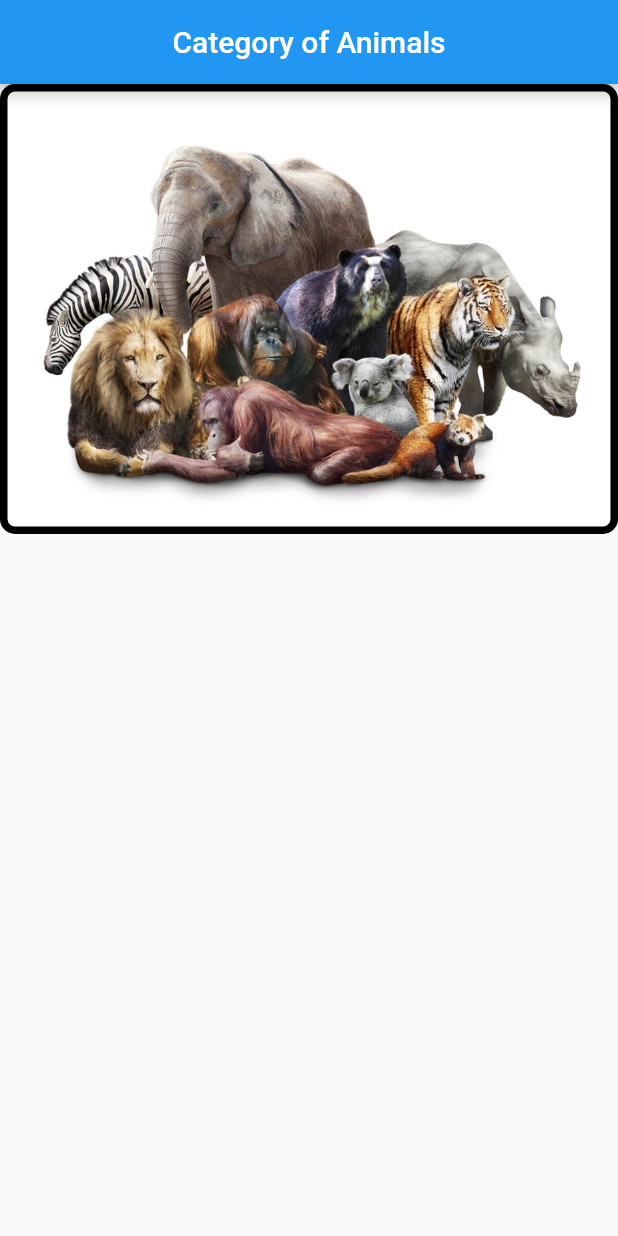
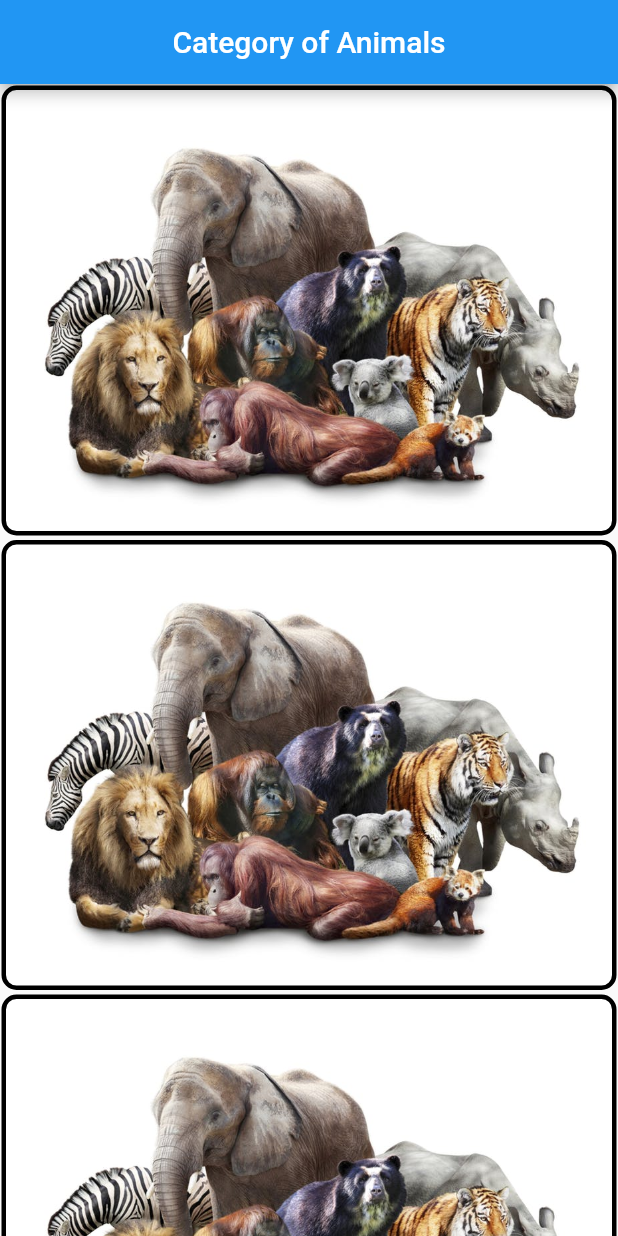
Before and after one commit to RajdeepThakare/Animal-Sounds, a Flutter app: the screen it shows after launch, on a phone screen of 412 x 824 dp. Run offline on Flutter 3.47's test engine with Material 2 defaults, Android fonts, the phone set to English and light mode, and no system bars.

Commit message:
height and padding

```diff
--- a/lib/pages/category.dart
+++ b/lib/pages/category.dart
@@ -14,15 +14,18 @@ class _CategoryState extends State<Category> {
         title: Text("Category of Animals"),
         centerTitle: true,
       ),
-      body: Column(
+      body: SingleChildScrollView(
+              child: Column(
           mainAxisAlignment: MainAxisAlignment.start,
           crossAxisAlignment: CrossAxisAlignment.stretch,
           children: <Widget>[
-          Container(
+            Padding(
+              padding: const EdgeInsets.fromLTRB(1, 1, 1, 1),
+              child: Container(
                 height: 300,
                 width: 300,
                 decoration: BoxDecoration(
-              border: Border.all(width: 5),
+                  border: Border.all(width: 3),
                   borderRadius: BorderRadius.all(
                       Radius.circular(10) //         <--- border radius here
                       ),
@@ -38,7 +41,57 @@ class _CategoryState extends State<Category> {
                   child: null,
                 ),
               ),
+            ),
+            SizedBox(height: 1),
+            Padding(
+              padding: const EdgeInsets.fromLTRB(1, 1, 1, 1),
+              child: Container(
+                height: 300,
+                width: 300,
+                decoration: BoxDecoration(
+                  border: Border.all(width: 3),
+                  borderRadius: BorderRadius.all(
+                      Radius.circular(10) //         <--- border radius here
+                      ),
+                  image: DecorationImage(
+                    image: AssetImage('assets/images/Mammals.jpg'),
+                  ),
+                ),
+                child: FlatButton(
+                  padding: EdgeInsets.all(0.0),
+                  onPressed: () {
+                    Navigator.pushNamed(context, '/mammals');
+                  },
+                  child: null,
+                ),
+              ),
+            ),
+            SizedBox(height: 1),
+            Padding(
+              padding: const EdgeInsets.fromLTRB(1, 1, 1, 1),
+              child: Container(
+                height: 300,
+                width: 300,
+                decoration: BoxDecoration(
+                  border: Border.all(width: 3),
+                  borderRadius: BorderRadius.all(
+                      Radius.circular(10) //         <--- border radius here
+                      ),
+                  image: DecorationImage(
+                    image: AssetImage('assets/images/Mammals.jpg'),
+                  ),
+                ),
+                child: FlatButton(
+                  padding: EdgeInsets.all(0.0),
+                  onPressed: () {
+                    Navigator.pushNamed(context, '/mammals');
+                  },
+                  child: null,
+                ),
+              ),
+            ),
           ],
+        ),
       ),
     ));
   }
```
Lines whose indentation alone changed are shown as unchanged.
